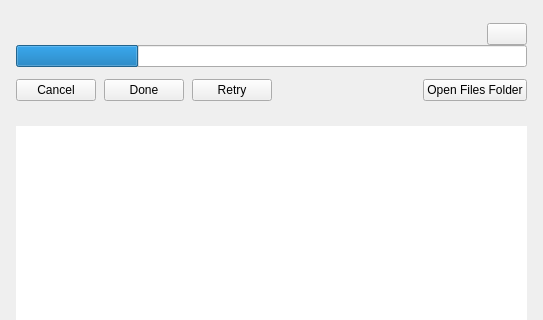
Old version of the form vms/client/nx_vms_client_desktop/src/nx/vms/client/desktop/system_administration/widgets/logs_management_widget.ui in the repository networkoptix/nx_open; both pictures show x 0 to 543 and y 0 to 320 of the 543 by 607 pixel window.
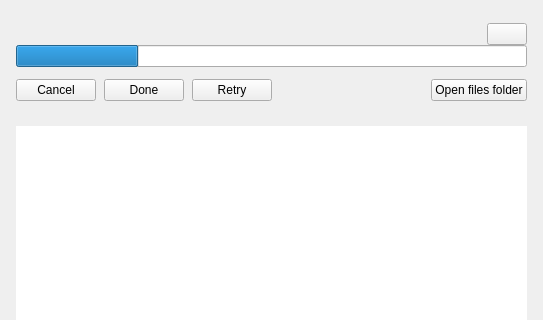
New version of the form. The open tabs and pages were chosen to show the change. Custom widgets are drawn as their Qt base class.

Commit message: VMS-51941: Fix text in Logs Management widget

What changed in the file:
```diff
--- a/vms/client/nx_vms_client_desktop/src/nx/vms/client/desktop/system_administration/widgets/logs_management_widget.ui
+++ b/vms/client/nx_vms_client_desktop/src/nx/vms/client/desktop/system_administration/widgets/logs_management_widget.ui
@@ -232,7 +232,7 @@
                                     <item>
                                         <widget class="QPushButton" name="openFolderButton">
                                             <property name="text">
-                                                <string>Open Files Folder</string>
+                                                <string>Open files folder</string>
                                             </property>
                                         </widget>
                                     </item>
```
